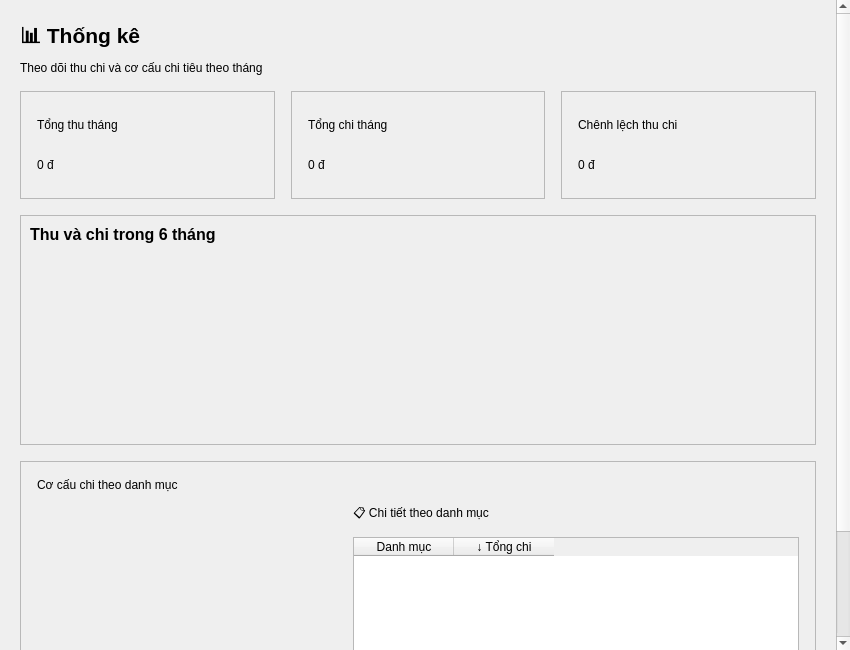
Old version of the form src/ui/pages/statistics_page.ui in the repository ryoverling/PBL2.
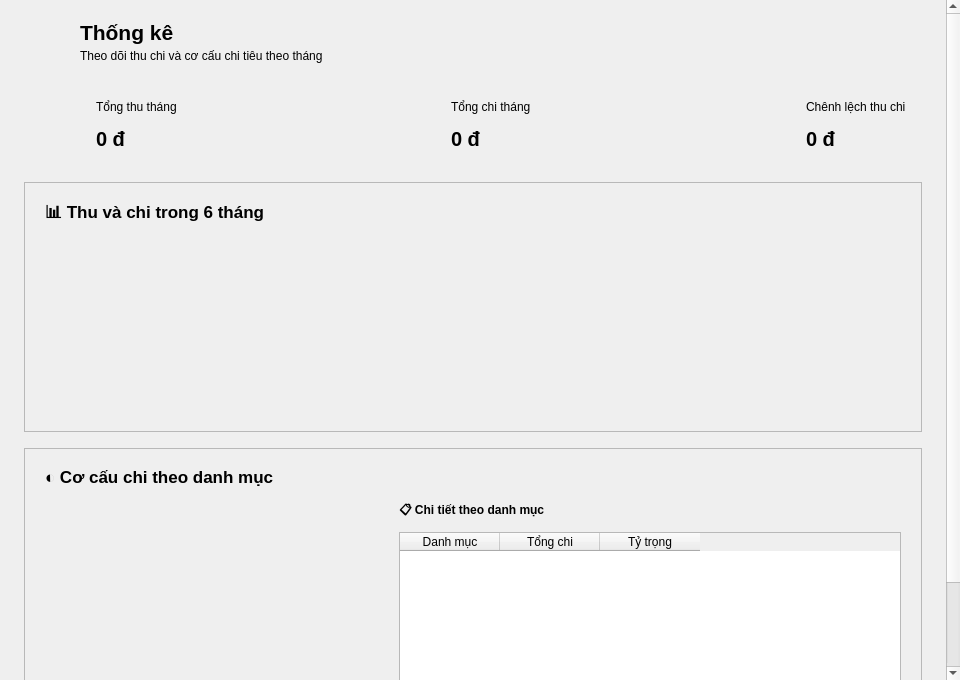
New version of the form. Custom widgets are drawn as their Qt base class.

Commit message: feat(ui): redesign statistics and settings pages matching mockups 4 and 5

The edit to the form file:
```diff
--- a/src/ui/pages/statistics_page.ui
+++ b/src/ui/pages/statistics_page.ui
@@ -5,8 +5,8 @@
    <rect>
     <x>0</x>
     <y>0</y>
-    <width>850</width>
-    <height>650</height>
+    <width>960</width>
+    <height>680</height>
    </rect>
   </property>
   <layout class="QVBoxLayout" name="pageLayout">
@@ -37,23 +37,55 @@
       <enum>Qt::ScrollBarAlwaysOff</enum>
      </property>
      <widget class="QWidget" name="statisticsContent">
+      <property name="geometry">
+       <rect>
+        <x>0</x>
+        <y>0</y>
+        <width>943</width>
+        <height>760</height>
+       </rect>
+      </property>
       <layout class="QVBoxLayout" name="statisticsContentLayout">
        <property name="spacing">
         <number>16</number></property>
        <property name="leftMargin">
-        <number>20</number></property>
+        <number>24</number>
+       </property>
        <property name="topMargin">
         <number>20</number></property>
        <property name="rightMargin">
-        <number>20</number></property>
+        <number>24</number>
+       </property>
        <property name="bottomMargin">
         <number>20</number></property>
        <item>
         <layout class="QHBoxLayout" name="headerLayout">
+         <property name="spacing">
+          <number>12</number>
+         </property>
+         <item>
+          <widget class="QLabel" name="lblHeaderIcon">
+           <property name="minimumSize">
+            <size>
+             <width>44</width>
+             <height>44</height>
+            </size>
+           </property>
+           <property name="maximumSize">
+            <size>
+             <width>44</width>
+             <height>44</height>
+            </size>
+           </property>
+           <property name="text">
+            <string/>
+           </property>
+          </widget>
+         </item>
          <item>
           <layout class="QVBoxLayout" name="headingLayout">
            <property name="spacing">
-            <number>4</number>
+            <number>2</number>
            </property>
            <item>
             <widget class="QLabel" name="lblPageTitle">
@@ -65,7 +97,7 @@
               </font>
              </property>
              <property name="text">
-              <string>📊 Thống kê</string>
+              <string>Thống kê</string>
              </property>
             </widget>
            </item>
@@ -106,26 +138,66 @@
        <item>
         <layout class="QHBoxLayout" name="cardsLayout">
          <property name="spacing">
-          <number>16</number>
+          <number>14</number>
          </property>
          <item>
           <widget class="QFrame" name="cardIncome">
-           <property name="frameShape">
-            <enum>QFrame::StyledPanel</enum>
+           <property name="minimumSize">
+            <size>
+             <width>0</width>
+             <height>86</height>
+            </size>
+           </property>
+           <property name="maximumSize">
+            <size>
+             <width>16777215</width>
+             <height>88</height>
+            </size>
            </property>
            <property name="property" stdset="0">
             <string notr="true">class</string>
             <string notr="true">card</string>
            </property>
-           <layout class="QVBoxLayout" name="incomeLayout">
+           <layout class="QHBoxLayout" name="incomeLayout">
+            <property name="spacing">
+             <number>12</number>
+            </property>
             <property name="leftMargin">
-             <number>16</number></property>
+             <number>16</number>
+            </property>
             <property name="topMargin">
-             <number>16</number></property>
+             <number>12</number>
+            </property>
             <property name="rightMargin">
-             <number>16</number></property>
+             <number>16</number>
+            </property>
             <property name="bottomMargin">
-             <number>16</number></property>
+             <number>12</number>
+            </property>
+            <item>
+             <widget class="QLabel" name="iconIncomeBadge">
+              <property name="minimumSize">
+               <size>
+                <width>44</width>
+                <height>44</height>
+               </size>
+              </property>
+              <property name="maximumSize">
+               <size>
+                <width>44</width>
+                <height>44</height>
+               </size>
+              </property>
+              <property name="text">
+               <string/>
+              </property>
+             </widget>
+            </item>
+            <item>
+             <layout class="QVBoxLayout" name="incomeTextLayout">
+              <property name="spacing">
+               <number>2</number>
+              </property>
             <item>
              <widget class="QLabel" name="lblIncomeTitle">
               <property name="text">
@@ -139,6 +211,13 @@
             </item>
             <item>
              <widget class="QLabel" name="lblTotalIncome">
+                <property name="font">
+                 <font>
+                  <family>Segoe UI</family>
+                  <pointsize>15</pointsize>
+                  <bold>true</bold>
+                 </font>
+                </property>
               <property name="text">
                <string>0 đ</string>
               </property>
@@ -149,26 +228,97 @@
              </widget>
             </item>
            </layout>
-          <property name="minimumSize"><size><width>0</width><height>108</height></size></property><property name="maximumSize"><size><width>16777215</width><height>116</height></size></property></widget>
+            </item>
+            <item>
+             <spacer name="spacerIncome">
+              <property name="orientation">
+               <enum>Qt::Horizontal</enum>
+              </property>
+              <property name="sizeHint" stdset="0">
+               <size>
+                <width>20</width>
+                <height>20</height>
+               </size>
+              </property>
+             </spacer>
+            </item>
+            <item>
+             <widget class="QLabel" name="lblIncomeSparkline">
+              <property name="minimumSize">
+               <size>
+                <width>80</width>
+                <height>36</height>
+               </size>
+              </property>
+              <property name="text">
+               <string/>
+              </property>
+              <property name="alignment">
+               <set>Qt::AlignRight|Qt::AlignVCenter</set>
+              </property>
+             </widget>
+            </item>
+           </layout>
+          </widget>
          </item>
          <item>
           <widget class="QFrame" name="cardExpense">
-           <property name="frameShape">
-            <enum>QFrame::StyledPanel</enum>
+           <property name="minimumSize">
+            <size>
+             <width>0</width>
+             <height>86</height>
+            </size>
+           </property>
+           <property name="maximumSize">
+            <size>
+             <width>16777215</width>
+             <height>88</height>
+            </size>
            </property>
            <property name="property" stdset="0">
             <string notr="true">class</string>
             <string notr="true">card</string>
            </property>
-           <layout class="QVBoxLayout" name="expenseLayout">
+           <layout class="QHBoxLayout" name="expenseLayout">
+            <property name="spacing">
+             <number>12</number>
+            </property>
             <property name="leftMargin">
-             <number>16</number></property>
+             <number>16</number>
+            </property>
             <property name="topMargin">
-             <number>16</number></property>
+             <number>12</number>
+            </property>
             <property name="rightMargin">
-             <number>16</number></property>
+             <number>16</number>
+            </property>
             <property name="bottomMargin">
-             <number>16</number></property>
+             <number>12</number>
+            </property>
+            <item>
+             <widget class="QLabel" name="iconExpenseBadge">
+              <property name="minimumSize">
+               <size>
+                <width>44</width>
+                <height>44</height>
+               </size>
+              </property>
+              <property name="maximumSize">
+               <size>
+                <width>44</width>
+                <height>44</height>
+               </size>
+              </property>
+              <property name="text">
+               <string/>
+              </property>
+             </widget>
+            </item>
+            <item>
+             <layout class="QVBoxLayout" name="expenseTextLayout">
+              <property name="spacing">
+               <number>2</number>
+              </property>
             <item>
              <widget class="QLabel" name="lblExpenseTitle">
               <property name="text">
@@ -182,6 +332,13 @@
             </item>
             <item>
              <widget class="QLabel" name="lblTotalExpense">
+                <property name="font">
+                 <font>
+                  <family>Segoe UI</family>
+                  <pointsize>15</pointsize>
+                  <bold>true</bold>
+                 </font>
+                </property>
               <property name="text">
                <string>0 đ</string>
               </property>
@@ -192,26 +349,97 @@
              </widget>
             </item>
            </layout>
-          <property name="minimumSize"><size><width>0</width><height>108</height></size></property><property name="maximumSize"><size><width>16777215</width><height>116</height></size></property></widget>
+            </item>
+            <item>
+             <spacer name="spacerExpense">
+              <property name="orientation">
+               <enum>Qt::Horizontal</enum>
+              </property>
+              <property name="sizeHint" stdset="0">
+               <size>
+                <width>20</width>
+                <height>20</height>
+               </size>
+              </property>
+             </spacer>
+            </item>
+            <item>
+             <widget class="QLabel" name="lblExpenseSparkline">
+              <property name="minimumSize">
+               <size>
+                <width>80</width>
+                <height>36</height>
+               </size>
+              </property>
+              <property name="text">
+               <string/>
+              </property>
+              <property name="alignment">
+               <set>Qt::AlignRight|Qt::AlignVCenter</set>
+              </property>
+             </widget>
+            </item>
+           </layout>
+          </widget>
          </item>
          <item>
           <widget class="QFrame" name="cardNet">
-           <property name="frameShape">
-            <enum>QFrame::StyledPanel</enum>
+           <property name="minimumSize">
+            <size>
+             <width>0</width>
+             <height>86</height>
+            </size>
+           </property>
+           <property name="maximumSize">
+            <size>
+             <width>16777215</width>
+             <height>88</height>
+            </size>
            </property>
            <property name="property" stdset="0">
             <string notr="true">class</string>
             <string notr="true">card</string>
            </property>
-           <layout class="QVBoxLayout" name="netLayout">
+           <layout class="QHBoxLayout" name="netLayout">
+            <property name="spacing">
+             <number>12</number>
+            </property>
             <property name="leftMargin">
-             <number>16</number></property>
+             <number>16</number>
+            </property>
             <property name="topMargin">
-             <number>16</number></property>
+             <number>12</number>
+            </property>
             <property name="rightMargin">
-             <number>16</number></property>
+             <number>16</number>
+            </property>
             <property name="bottomMargin">
-             <number>16</number></property>
+             <number>12</number>
+            </property>
+            <item>
+             <widget class="QLabel" name="iconNetBadge">
+              <property name="minimumSize">
+               <size>
+                <width>44</width>
+                <height>44</height>
+               </size>
+              </property>
+              <property name="maximumSize">
+               <size>
+                <width>44</width>
+                <height>44</height>
+               </size>
+              </property>
+              <property name="text">
+               <string/>
+              </property>
+             </widget>
+            </item>
+            <item>
+             <layout class="QVBoxLayout" name="netTextLayout">
+              <property name="spacing">
+               <number>2</number>
+              </property>
             <item>
              <widget class="QLabel" name="lblNetTitle">
               <property name="text">
@@ -225,6 +453,13 @@
             </item>
             <item>
              <widget class="QLabel" name="lblNetTotal">
+                <property name="font">
+                 <font>
+                  <family>Segoe UI</family>
+                  <pointsize>15</pointsize>
+                  <bold>true</bold>
+                 </font>
+                </property>
               <property name="text">
                <string>0 đ</string>
               </property>
@@ -235,7 +470,9 @@
              </widget>
             </item>
            </layout>
-          <property name="minimumSize"><size><width>0</width><height>108</height></size></property><property name="maximumSize"><size><width>16777215</width><height>116</height></size></property></widget>
+            </item>
+           </layout>
+          </widget>
          </item>
         </layout>
        </item>
@@ -244,7 +481,7 @@
          <property name="minimumSize">
           <size>
            <width>0</width>
-           <height>230</height>
+           <height>250</height>
           </size>
          </property>
          <property name="frameShape">
@@ -255,16 +492,28 @@
           <string notr="true">card</string>
          </property>
          <layout class="QVBoxLayout" name="chartLayout">
+          <property name="leftMargin">
+           <number>20</number>
+          </property>
+          <property name="topMargin">
+           <number>16</number>
+          </property>
+          <property name="rightMargin">
+           <number>20</number>
+          </property>
+          <property name="bottomMargin">
+           <number>16</number>
+          </property>
           <item>
            <widget class="QLabel" name="lblChartTitle">
             <property name="font">
              <font>
-              <pointsize>12</pointsize>
+              <pointsize>13</pointsize>
               <bold>true</bold>
              </font>
             </property>
             <property name="text">
-             <string>Thu và chi trong 6 tháng</string>
+             <string>📊 Thu và chi trong 6 tháng</string>
             </property>
            </widget>
           </item>
@@ -279,7 +528,7 @@
             <property name="minimumSize">
              <size>
               <width>0</width>
-              <height>180</height>
+              <height>190</height>
              </size>
             </property>
            </widget>
@@ -294,24 +543,40 @@
          </property>
          <layout class="QVBoxLayout" name="frmDonutLayout">
           <property name="spacing">
-           <number>12</number>
+           <number>14</number>
           </property>
           <property name="leftMargin">
-           <number>16</number></property>
+           <number>20</number>
+          </property>
           <property name="topMargin">
-           <number>16</number></property>
+           <number>18</number>
+          </property>
           <property name="rightMargin">
-           <number>16</number></property>
+           <number>20</number>
+          </property>
           <property name="bottomMargin">
-           <number>16</number></property>
+           <number>18</number>
+          </property>
           <item>
            <widget class="QLabel" name="lblDonutTitle">
+            <property name="font">
+             <font>
+              <pointsize>13</pointsize>
+              <bold>true</bold>
+             </font>
+            </property>
             <property name="text">
-             <string>Cơ cấu chi theo danh mục</string>
+             <string>◐ Cơ cấu chi theo danh mục</string>
             </property>
            </widget>
           </item>
-          <item><layout class="QHBoxLayout" name="donutAndListLayout" stretch="2,3"><property name="spacing"><number>18</number></property><item><widget class="DonutWidget" name="donutWidget" native="true">
+          <item>
+           <layout class="QHBoxLayout" name="donutAndListLayout" stretch="2,3">
+            <property name="spacing">
+             <number>20</number>
+            </property>
+            <item>
+             <widget class="DonutWidget" name="donutWidget" native="true">
             <property name="minimumSize">
              <size>
               <width>220</width>
@@ -319,23 +584,47 @@
              </size>
             </property>
            </widget>
-          </item><item><layout class="QVBoxLayout" name="categoryListLayout"><property name="spacing"><number>12</number></property><item><widget class="QLabel" name="lblCategoryTitle">
+            </item>
+            <item>
+             <layout class="QVBoxLayout" name="categoryListLayout">
+              <property name="spacing">
+               <number>10</number>
+              </property>
+              <item>
+               <widget class="QLabel" name="lblCategoryTitle">
+                <property name="font">
+                 <font>
+                  <bold>true</bold>
+                 </font>
+                </property>
             <property name="text">
              <string>📋 Chi tiết theo danh mục</string>
             </property>
            </widget>
-          </item><item><widget class="QTableWidget" name="tblCategories">
-            <attribute name="verticalHeaderDefaultSectionSize">
-             <number>44</number>
-            </attribute>
+              </item>
+              <item>
+               <widget class="QTableWidget" name="tblCategories">
+                <property name="maximumSize">
+                 <size>
+                  <width>16777215</width>
+                  <height>280</height>
+                 </size>
+                </property>
             <property name="editTriggers">
              <set>QAbstractItemView::NoEditTriggers</set>
             </property>
+                <property name="showGrid">
+                 <bool>false</bool>
+                </property>
             <property name="selectionBehavior">
              <enum>QAbstractItemView::SelectRows</enum>
             </property>
             <property name="columnCount">
-             <number>2</number></property>
+                 <number>3</number>
+                </property>
+                <attribute name="verticalHeaderDefaultSectionSize">
+                 <number>44</number>
+                </attribute>
             <column>
              <property name="text">
               <string>Danh mục</string>
@@ -343,17 +632,18 @@
             </column>
             <column>
              <property name="text">
-              <string>↓ Tổng chi</string>
-             </property>
-            </column>
-            <property name="minimumSize">
-             <size>
-              <width>0</width>
-              <height>0</height>
-             </size>
-            </property>
-           <property name="maximumSize"><size><width>16777215</width><height>280</height></size></property></widget>
-          </item><item><widget class="QLabel" name="lblTopCategory">
+                  <string>Tổng chi</string>
+                 </property>
+                </column>
+                <column>
+                 <property name="text">
+                  <string>Tỷ trọng</string>
+                 </property>
+                </column>
+               </widget>
+              </item>
+              <item>
+               <widget class="QLabel" name="lblTopCategory">
             <property name="text">
              <string>Danh mục chi nhiều nhất: Chưa có khoản chi</string>
             </property>
```
Left out of the diff: 34 changed lines with no effect on the pictures. Lines whose indentation alone changed are shown as unchanged. The commit also changes 9 other files.
